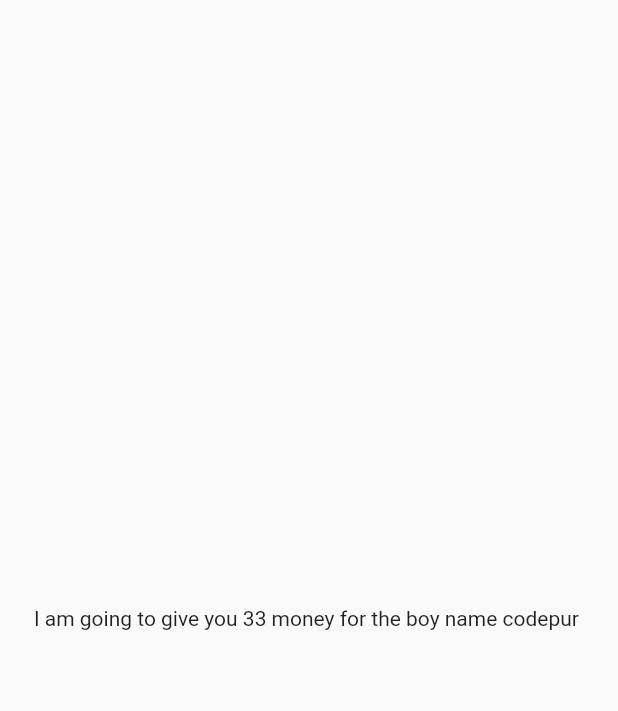
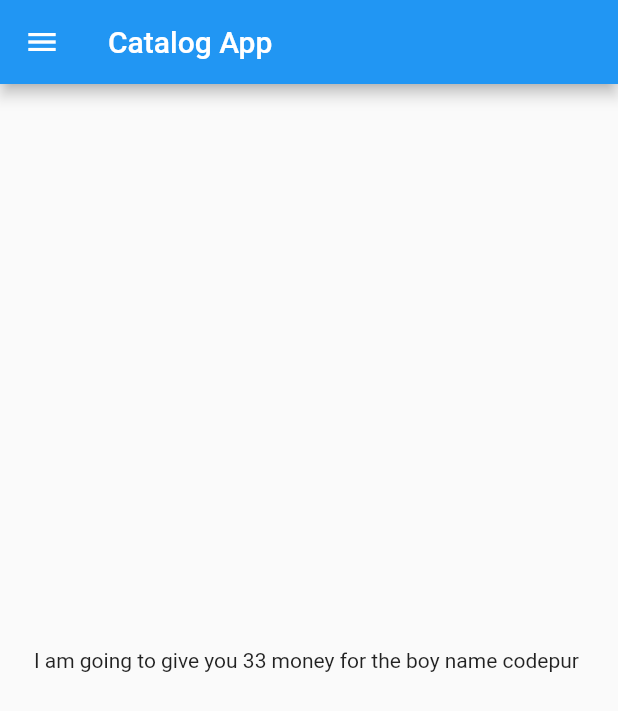
Before and after one commit to Shailesh103/flutterisBack, a Flutter app: the screen it shows after launch, on a phone screen of 412 x 824 dp. Shown: the top 711 px of the screen. Run offline on Flutter 3.47's test engine with Material 2 defaults, Android fonts, the phone set to English and light mode, and no system bars.

Commit message:
day2 completed

```diff
--- /dev/null
+++ b/lib/home_page.dart
@@ -0,0 +1,22 @@
+import 'package:flutter/material.dart';
+
+class Homepage extends StatelessWidget {
+
+  final int ans=33;
+  final String name="codepur";
+
+  @override
+  Widget build(BuildContext context) {
+    return  Scaffold(
+      appBar: AppBar(
+        title: Text("Catalog App"),
+       ),
+        body: Center(
+          child: Container(
+            child: Text("I am going to give you $ans money for the boy name $name "),
+          ),
+        ),
+        drawer: Drawer(),
+      );
+  }
+}
--- a/lib/main.dart
+++ b/lib/main.dart
@@ -1,4 +1,5 @@
 import 'package:flutter/material.dart';
+import 'package:muddywallpaper/home_page.dart';
 
 void main(){
   runApp(MyApp());
@@ -6,18 +7,11 @@ void main(){
 
 class MyApp extends StatelessWidget {
   // const MyApp({ Key? key }) : super(key: key);
-  int ans=33;
-  String name="codepur";
+
   @override
   Widget build(BuildContext context) {
     return MaterialApp(
-      home: Material(
-        child: Center(
-          child: Container(
-            child: Text("I am going to give you $ans money for the boy name $name "),
-          ),
-        ),
-      ),
+      home:Homepage(),
     );
   }
 }
```
